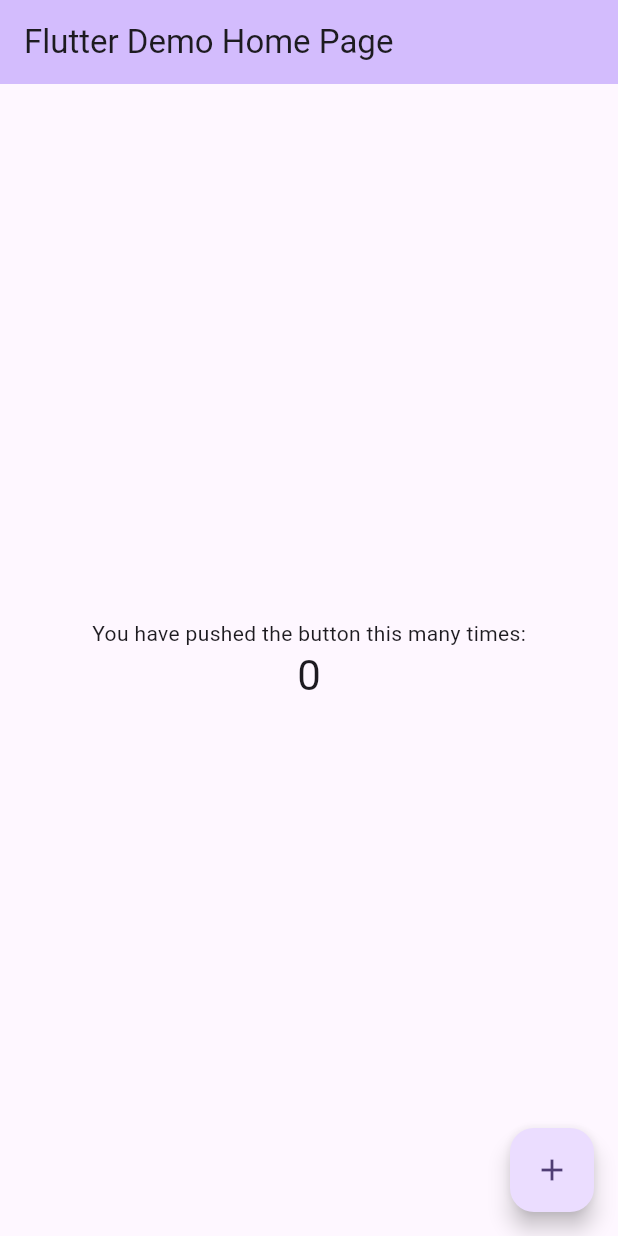
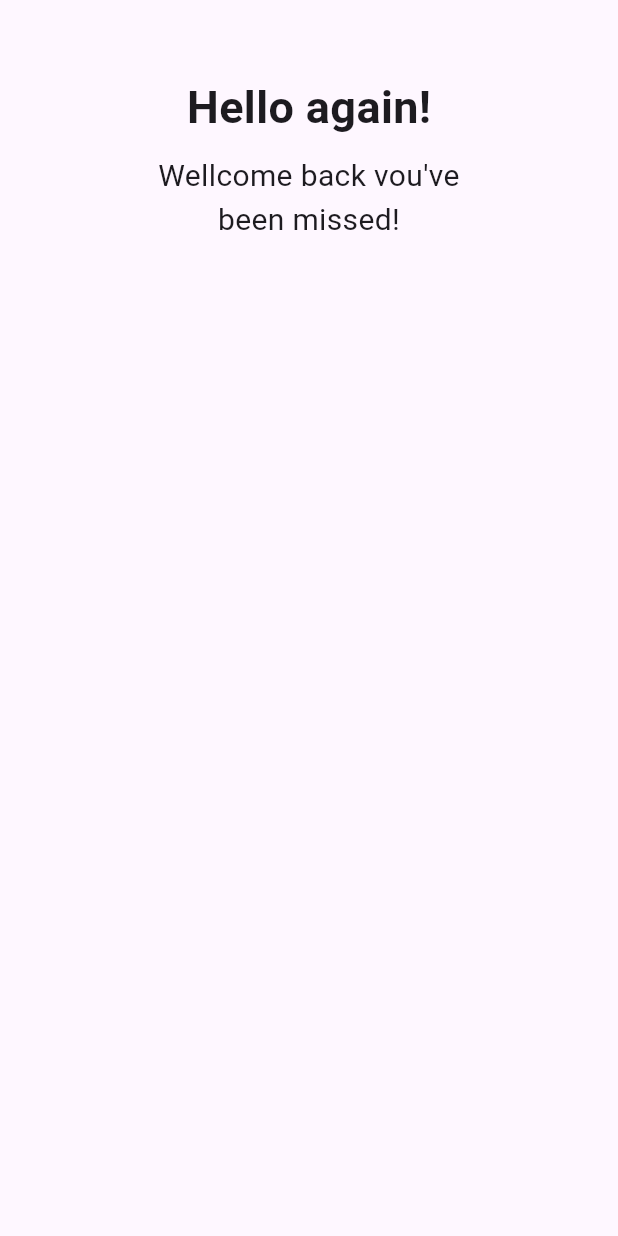
Before and after one commit to Optimus-ged/youtube-flutter-tutorials, a Flutter app: the screen it shows after launch, on a phone screen of 412 x 824 dp. Run offline on Flutter 3.47's test engine with Material 2 defaults, Android fonts, the phone set to English and light mode, and no system bars.

Commit message:
two texts displayed successfully

```diff
--- a/lib/main.dart
+++ b/lib/main.dart
@@ -1,4 +1,6 @@
 import 'package:flutter/material.dart';
+import 'package:landing_and_login_screen/pages/landing_page.dart';
+import 'package:landing_and_login_screen/pages/login_page.dart';
 
 void main() {
   runApp(const MyApp());
@@ -7,119 +9,12 @@ void main() {
 class MyApp extends StatelessWidget {
   const MyApp({super.key});
 
-  // This widget is the root of your application.
   @override
   Widget build(BuildContext context) {
     return MaterialApp(
-      title: 'Flutter Demo',
-      theme: ThemeData(
-        // This is the theme of your application.
-        //
-        // TRY THIS: Try running your application with "flutter run". You'll see
-        // the application has a blue toolbar. Then, without quitting the app,
-        // try changing the seedColor in the colorScheme below to Colors.green
-        // and then invoke "hot reload" (save your changes or press the "hot
-        // reload" button in a Flutter-supported IDE, or press "r" if you used
-        // the command line to start the app).
-        //
-        // Notice that the counter didn't reset back to zero; the application
-        // state is not lost during the reload. To reset the state, use hot
-        // restart instead.
-        //
-        // This works for code too, not just values: Most code changes can be
-        // tested with just a hot reload.
-        colorScheme: ColorScheme.fromSeed(seedColor: Colors.deepPurple),
-        useMaterial3: true,
-      ),
-      home: const MyHomePage(title: 'Flutter Demo Home Page'),
+      debugShowCheckedModeBanner: false,
+      theme: ThemeData(useMaterial3: true),
+      home: const LoginPage(),
     );
   }
 }
-
-class MyHomePage extends StatefulWidget {
-  const MyHomePage({super.key, required this.title});
-
-  // This widget is the home page of your application. It is stateful, meaning
-  // that it has a State object (defined below) that contains fields that affect
-  // how it looks.
-
-  // This class is the configuration for the state. It holds the values (in this
-  // case the title) provided by the parent (in this case the App widget) and
-  // used by the build method of the State. Fields in a Widget subclass are
-  // always marked "final".
-
-  final String title;
-
-  @override
-  State<MyHomePage> createState() => _MyHomePageState();
-}
-
-class _MyHomePageState extends State<MyHomePage> {
-  int _counter = 0;
-
-  void _incrementCounter() {
-    setState(() {
-      // This call to setState tells the Flutter framework that something has
-      // changed in this State, which causes it to rerun the build method below
-      // so that the display can reflect the updated values. If we changed
-      // _counter without calling setState(), then the build method would not be
-      // called again, and so nothing would appear to happen.
-      _counter++;
-    });
-  }
-
-  @override
-  Widget build(BuildContext context) {
-    // This method is rerun every time setState is called, for instance as done
-    // by the _incrementCounter method above.
-    //
-    // The Flutter framework has been optimized to make rerunning build methods
-    // fast, so that you can just rebuild anything that needs updating rather
-    // than having to individually change instances of widgets.
-    return Scaffold(
-      appBar: AppBar(
-        // TRY THIS: Try changing the color here to a specific color (to
-        // Colors.amber, perhaps?) and trigger a hot reload to see the AppBar
-        // change color while the other colors stay the same.
-        backgroundColor: Theme.of(context).colorScheme.inversePrimary,
-        // Here we take the value from the MyHomePage object that was created by
-        // the App.build method, and use it to set our appbar title.
-        title: Text(widget.title),
-      ),
-      body: Center(
-        // Center is a layout widget. It takes a single child and positions it
-        // in the middle of the parent.
-        child: Column(
-          // Column is also a layout widget. It takes a list of children and
-          // arranges them vertically. By default, it sizes itself to fit its
-          // children horizontally, and tries to be as tall as its parent.
-          //
-          // Column has various properties to control how it sizes itself and
-          // how it positions its children. Here we use mainAxisAlignment to
-          // center the children vertically; the main axis here is the vertical
-          // axis because Columns are vertical (the cross axis would be
-          // horizontal).
-          //
-          // TRY THIS: Invoke "debug painting" (choose the "Toggle Debug Paint"
-          // action in the IDE, or press "p" in the console), to see the
-          // wireframe for each widget.
-          mainAxisAlignment: MainAxisAlignment.center,
-          children: <Widget>[
-            const Text(
-              'You have pushed the button this many times:',
-            ),
-            Text(
-              '$_counter',
-              style: Theme.of(context).textTheme.headlineMedium,
-            ),
-          ],
-        ),
-      ),
-      floatingActionButton: FloatingActionButton(
-        onPressed: _incrementCounter,
-        tooltip: 'Increment',
-        child: const Icon(Icons.add),
-      ), // This trailing comma makes auto-formatting nicer for build methods.
-    );
-  }
-}
--- /dev/null
+++ b/lib/pages/login_page.dart
@@ -0,0 +1,38 @@
+import 'package:flutter/material.dart';
+
+class LoginPage extends StatelessWidget {
+  const LoginPage({super.key});
+
+  @override
+  Widget build(BuildContext context) {
+    return Scaffold(
+      body: SafeArea(
+        child: Column(
+          children: [
+            const SizedBox(height: 50),
+            const Center(
+              child: Text(
+                "Hello again!",
+                style: TextStyle(
+                  fontSize: 30,
+                  fontWeight: FontWeight.bold,
+                ),
+              ),
+            ),
+            const SizedBox(height: 10),
+            SizedBox(
+              width: MediaQuery.of(context).size.width * .6,
+              child: const Text(
+                "Wellcome back vou've been missed!",
+                textAlign: TextAlign.center,
+                style: TextStyle(
+                  fontSize: 20,
+                ),
+              ),
+            )
+          ],
+        ),
+      ),
+    );
+  }
+}
--- a/pubspec.yaml
+++ b/pubspec.yaml
@@ -22,7 +22,7 @@ dev_dependencies:
 flutter:
   uses-material-design: true
   assets:
-    - assets/images
+    - assets/images/
   fonts:
     - family: Poppins
       fonts:
```
Also changed, not shown: lib/contants/app_contants.dart (added, +10 -0 lines), lib/pages/landing_page.dart (added, +107 -0 lines), assets/images/girl.png (added).
